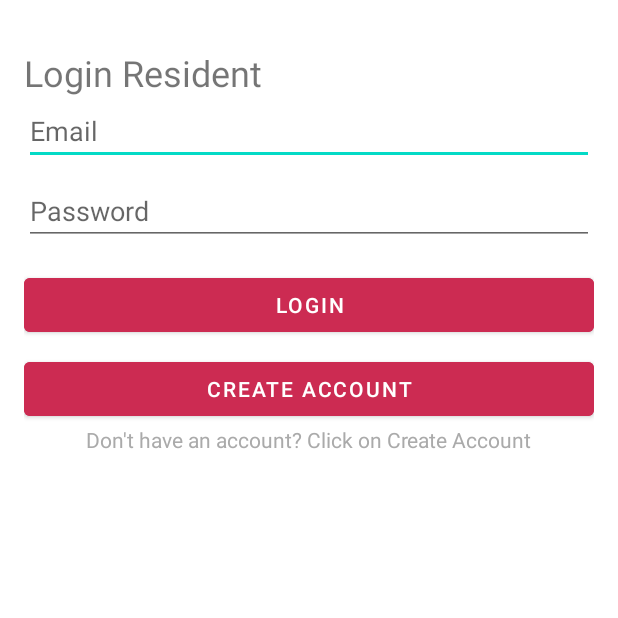
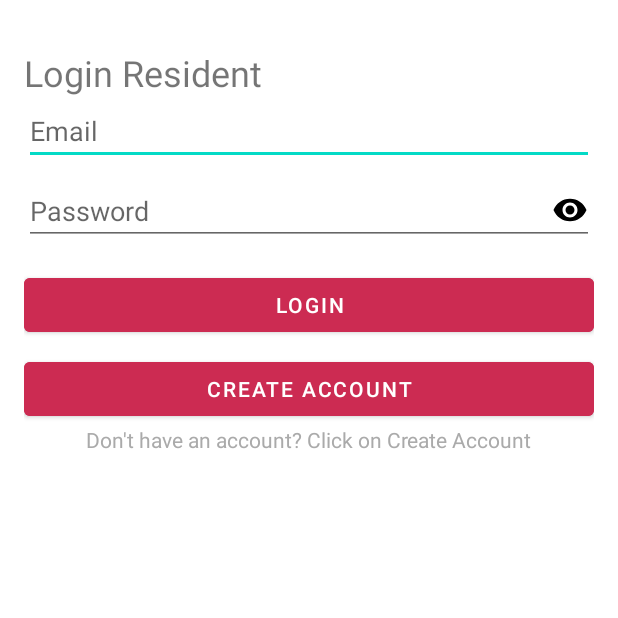
Before and after one commit to shanjida-alam/Smart-Living-Community, an Android app: the screen it shows after launch (LoginActivity), on a phone screen of 412 x 824 dp, the top half of it. Run offline under Robolectric (Android 15) with nearby library versions, the phone set to English and light mode, and no system bars; our stand-ins replace Firebase (no records; nobody signed in at launch, a user with empty details on screens opened directly).

Commit message:
added eye icon to show password & fixed progress bar position

```diff
--- a/app/src/main/java/com/example/smartlivingcommunity/ui/view/login/LoginActivity.java
+++ b/app/src/main/java/com/example/smartlivingcommunity/ui/view/login/LoginActivity.java
@@ -1,14 +1,20 @@
 package com.example.smartlivingcommunity.ui.view.login;
 
+import android.annotation.SuppressLint;
 import android.content.Intent;
+import android.graphics.drawable.Drawable;
 import android.os.Bundle;
+import android.text.InputType;
+import android.view.MotionEvent;
 import android.view.View;
 import android.widget.Button;
 import android.widget.EditText;
 import android.widget.ProgressBar;
 import android.widget.Toast;
 
+import androidx.annotation.NonNull;
 import androidx.appcompat.app.AppCompatActivity;
+import androidx.core.content.ContextCompat;
 import androidx.lifecycle.ViewModelProvider;
 
 import com.example.smartlivingcommunity.R;
@@ -46,6 +52,8 @@ public class LoginActivity extends AppCompatActivity {
     /** Button to initiate account creation */
     private Button createAccountButton;
 
+    /** Flag to track password visibility */
+    private boolean passwordVisible = false;
     /**
      * Called when the activity is first created. Sets up the view, initializes components,
      * and configures ViewModel observers and click listeners.
@@ -102,6 +110,17 @@ public class LoginActivity extends AppCompatActivity {
             Intent intent = new Intent(LoginActivity.this,RegistrationActivity.class);
             startActivity(intent);
         });
+
+        // Add this to handle the click event
+        passwordEditText.setOnClickListener(new View.OnClickListener() {
+            @Override
+            public void onClick(View v) {
+                // You can leave this empty if you don't need additional click handling
+            }
+        });
+
+        setupPasswordToggle();
+
     }
 
     /**
@@ -125,4 +144,55 @@ public class LoginActivity extends AppCompatActivity {
         }
         return true;
     }
+
+    @SuppressLint("ClickableViewAccessibility")
+    private void setupPasswordToggle() {
+        Drawable showPasswordIcon = ContextCompat.getDrawable(this, R.drawable.ic_visibility);
+        Drawable hidePasswordIcon = ContextCompat.getDrawable(this, R.drawable.ic_visibility_off);
+
+        // Set the initial compound drawable
+        passwordEditText.setCompoundDrawablesWithIntrinsicBounds(null, null, showPasswordIcon, null);
+
+        passwordEditText.setOnTouchListener(new View.OnTouchListener() {
+            @Override
+            public boolean onTouch(View v, MotionEvent event) {
+                if (event.getAction() != MotionEvent.ACTION_UP) {
+                    return false;
+                }
+
+                // Check if touch was on the right drawable (eye icon)
+                if (event.getRawX() >= (passwordEditText.getRight() -
+                        passwordEditText.getCompoundDrawables()[2].getBounds().width() -
+                        passwordEditText.getPaddingEnd())) {
+
+                    // Toggle password visibility
+                    passwordVisible = !passwordVisible;
+
+                    // Update password visibility
+                    passwordEditText.setInputType(
+                            passwordVisible ?
+                                    (InputType.TYPE_CLASS_TEXT | InputType.TYPE_TEXT_VARIATION_VISIBLE_PASSWORD) :
+                                    (InputType.TYPE_CLASS_TEXT | InputType.TYPE_TEXT_VARIATION_PASSWORD)
+                    );
+
+                    // Update the icon
+                    passwordEditText.setCompoundDrawablesWithIntrinsicBounds(
+                            null, null,
+                            passwordVisible ? hidePasswordIcon : showPasswordIcon,
+                            null
+                    );
+
+                    // Move cursor to the end
+                    passwordEditText.setSelection(passwordEditText.getText().length());
+
+                    // Perform click for accessibility
+                    v.performClick();
+                    return true;
+                }
+                return false;
+            }
+        });
+    }
+
+
 }
--- /dev/null
+++ b/app/src/main/res/drawable/ic_visibility.xml
@@ -0,0 +1,10 @@
+<?xml version="1.0" encoding="utf-8"?>
+<vector xmlns:android="http://schemas.android.com/apk/res/android"
+    android:width="24dp"
+    android:height="24dp"
+    android:viewportWidth="24"
+    android:viewportHeight="24">
+    <path
+        android:fillColor="#000000"
+        android:pathData="M12,4.5C7,4.5 2.73,7.61 1,12c1.73,4.39 6,7.5 11,7.5 5,0 9.27,-3.11 11,-7.5C21.27,7.61 17,4.5 12,4.5zM12,17c-2.76,0 -5,-2.24 -5,-5s2.24,-5 5,-5 5,2.24 5,5 -2.24,5 -5,5zM12,9c-1.66,0 -3,1.34 -3,3s1.34,3 3,3 3,-1.34 3,-3 -1.34,-3 -3,-3z" />
+</vector>
--- /dev/null
+++ b/app/src/main/res/drawable/ic_visibility_off.xml
@@ -0,0 +1,5 @@
+<vector xmlns:android="http://schemas.android.com/apk/res/android" android:height="24dp" android:tint="#000000" android:viewportHeight="24" android:viewportWidth="24" android:width="24dp">
+
+    <path android:fillColor="@android:color/white" android:pathData="M12,7c2.76,0 5,2.24 5,5 0,0.65 -0.13,1.26 -0.36,1.83l2.92,2.92c1.51,-1.26 2.7,-2.89 3.43,-4.75 -1.73,-4.39 -6,-7.5 -11,-7.5 -1.4,0 -2.74,0.25 -3.98,0.7l2.16,2.16C10.74,7.13 11.35,7 12,7zM2,4.27l2.28,2.28 0.46,0.46C3.08,8.3 1.78,10.02 1,12c1.73,4.39 6,7.5 11,7.5 1.55,0 3.03,-0.3 4.38,-0.84l0.42,0.42L19.73,22 21,20.73 3.27,3 2,4.27zM7.53,9.8l1.55,1.55c-0.05,0.21 -0.08,0.43 -0.08,0.65 0,1.66 1.34,3 3,3 0.22,0 0.44,-0.03 0.65,-0.08l1.55,1.55c-0.67,0.33 -1.41,0.53 -2.2,0.53 -2.76,0 -5,-2.24 -5,-5 0,-0.79 0.2,-1.53 0.53,-2.2zM11.84,9.02l3.15,3.15 0.02,-0.16c0,-1.66 -1.34,-3 -3,-3l-0.17,0.01z"/>
+
+</vector>
--- a/app/src/main/res/layout/activity_login.xml
+++ b/app/src/main/res/layout/activity_login.xml
@@ -26,6 +26,7 @@
         android:layout_height="wrap_content"
         android:hint="Password"
         android:inputType="textPassword"
+        android:drawableEnd="@drawable/ic_visibility_off"
         android:layout_marginTop="8dp"/>
 
     <com.google.android.material.button.MaterialButton
@@ -35,15 +36,6 @@
         android:text="Login"
         android:backgroundTint="@color/toolbar_bg"
         android:layout_marginTop="16dp"/>
-
-
-    <ProgressBar
-        android:id="@+id/progressBar"
-        android:layout_width="wrap_content"
-        android:layout_height="wrap_content"
-        android:layout_gravity="center"
-        android:layout_marginTop="16dp"
-        android:visibility="gone"/>
 
     <!-- Create Account Button -->
     <com.google.android.material.button.MaterialButton
@@ -63,4 +55,12 @@
         android:textSize="14sp"
         android:textColor="@android:color/darker_gray"/>
 
+    <ProgressBar
+        android:id="@+id/progressBar"
+        android:layout_width="wrap_content"
+        android:layout_height="wrap_content"
+        android:layout_gravity="center"
+        android:layout_marginTop="16dp"
+        android:visibility="gone"/>
+
 </LinearLayout>
```
